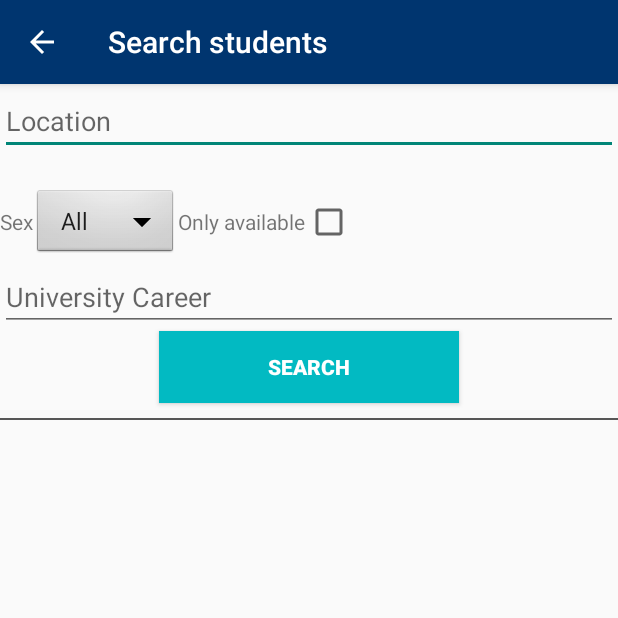
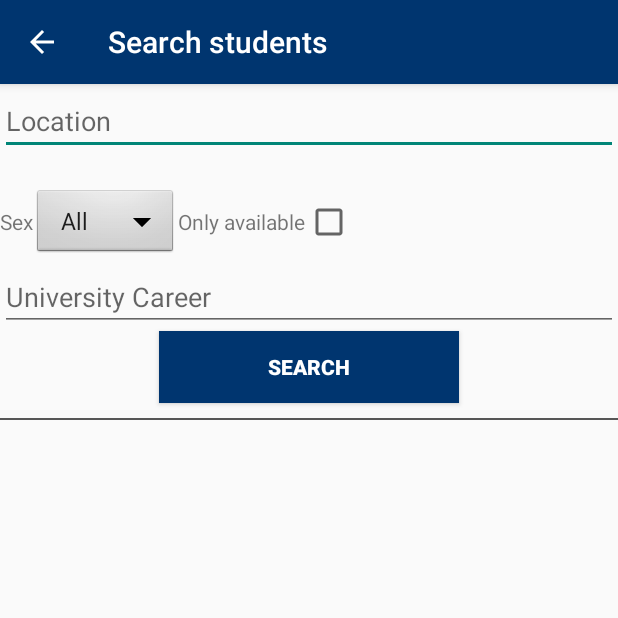
Before and after one commit to garronej/AndroidAssignment2, an Android app: the SearchStudents screen opened directly, with no data from a screen before it, on a phone screen of 412 x 824 dp, the top half of it. Run offline under Robolectric (Android 15) with nearby library versions, the light colour scheme and no system bars; libraries missing offline, so code that uses them is left out: com.tokenautocomplete; network calls fail; 4 statements that could not run were skipped.

Commit message:
Improved searches' layout,added some intents and fixed few bugs
Improved searches' layout,added some intents and fixed few bugs and one
typo (company instead of companies for student menu)

```diff
--- a/app/src/main/java/it/polito/mobile/androidassignment2/CompanyFlow/SearchStudents.java
+++ b/app/src/main/java/it/polito/mobile/androidassignment2/CompanyFlow/SearchStudents.java
@@ -224,6 +224,7 @@ public class SearchStudents extends AppCompatActivity {
                     public void onItemClick(AdapterView<?> parent, View view, int position, long id) {
                     Intent i = new Intent(getApplicationContext(), ShowStudentProfileActivity.class);
                     i.putExtra("studentId", (int)id);
+                    i.putExtra("offerId", offerId);
                     startActivity(i);
                     }
                 });
--- a/app/src/main/java/it/polito/mobile/androidassignment2/StudentFlow/SearchCompanies.java
+++ b/app/src/main/java/it/polito/mobile/androidassignment2/StudentFlow/SearchCompanies.java
@@ -1,6 +1,7 @@
 package it.polito.mobile.androidassignment2.StudentFlow;
 
 
+import android.content.Intent;
 import android.os.AsyncTask;
 import android.os.Bundle;
 import android.support.v7.app.AppCompatActivity;
@@ -139,7 +140,9 @@ public class SearchCompanies extends AppCompatActivity {
                     @Override
                     public void onItemClick(AdapterView<?> parent, View view, int position, long id) {
 
-                        //TODO: start the intent
+                        Intent i = new Intent(getApplicationContext(), ShowCompanyProfileActivity.class);
+                        i.putExtra("companyId", (int)id);
+                        startActivity(i);
 
 
                     }
--- a/app/src/main/res/layout-w820dp/activity_search_students.xml
+++ b/app/src/main/res/layout-land/activity_search_students.xml
@@ -5,13 +5,16 @@
     android:layout_height="match_parent"
     tools:context="it.polito.mobile.androidassignment2.CompanyFlow.SearchStudents"
     android:focusable="false">
-    <LinearLayout
+    <ScrollView
         android:layout_width="0dp"
         android:layout_height="match_parent"
-        android:layout_weight="1"
-        android:orientation="vertical"
+        android:layout_weight="2"
         >
-
+        <LinearLayout
+            android:layout_width="match_parent"
+            android:layout_height="match_parent"
+            android:orientation="vertical"
+            >
 
             <EditText
                 android:layout_width="match_parent"
@@ -78,19 +81,21 @@
 
 
         <Button
-            android:layout_width="200dp"
+            android:layout_width="match_parent"
             android:layout_height="wrap_content"
+            android:layout_margin="@dimen/activity_horizontal_margin"
             android:layout_gravity="center"
             android:text="@string/search"
             android:id="@+id/studentSearchButton"
             android:layout_marginBottom="10dp"
-            android:background="#02bac2"
+            android:background="@color/app_default_background"
             android:clickable="true"
             android:enabled="true"
             android:textColor="#ffffff"
             android:textStyle="bold"/>
+            </LinearLayout>
 
-    </LinearLayout>
+    </ScrollView>
     <View
         android:layout_width="1dp"
         android:layout_height="match_parent"
@@ -100,7 +105,7 @@
     <LinearLayout
         android:layout_width="0dp"
         android:layout_height="match_parent"
-        android:layout_weight="2"
+        android:layout_weight="3"
         android:orientation="vertical"
         android:id="@+id/search_students_result_details"
         >
--- a/app/src/main/res/layout/activity_search_students.xml
+++ b/app/src/main/res/layout/activity_search_students.xml
@@ -86,7 +86,7 @@
             android:text="@string/search"
             android:id="@+id/studentSearchButton"
             android:layout_marginBottom="10dp"
-            android:background="#02bac2"
+            android:background="@color/app_default_background"
             android:clickable="true"
             android:enabled="true"
             android:textColor="#ffffff"
--- a/app/src/main/res/layout/student_tabbed_menu.xml
+++ b/app/src/main/res/layout/student_tabbed_menu.xml
@@ -20,7 +20,7 @@
         android:layout_width="0dp"
         android:layout_height="wrap_content"
         android:layout_weight="2"
-        android:text="@string/company"
+        android:text="@string/companies"
         android:background="@drawable/abc_tab_indicator_material"
         android:textColor="@color/white"
         />
--- a/app/src/main/res/values/strings.xml
+++ b/app/src/main/res/values/strings.xml
@@ -144,4 +144,6 @@
     <string name="confirm">Confirm</string>
     <string name="logout_message">Do you want to confirm logout?</string>
     <string name="delete_user_message">Do you want to delete your account?</string>
+    <string name="applied">Applied</string>
+    <string name="companies">Companies</string>
 </resources>
```
Also changed, not shown: app/src/main/java/it/polito/mobile/androidassignment2/CompanyFlow/OfferShowActivity.java (+33 -1 lines), app/src/main/java/it/polito/mobile/androidassignment2/StudentFlow/CompaniesFavouritesActivity.java (+4 -4 lines), app/src/main/res/layout-land/activity_search_companies.xml (renamed from app/src/main/res/layout-w820dp/activity_search_companies.xml, +9 -9 lines).
